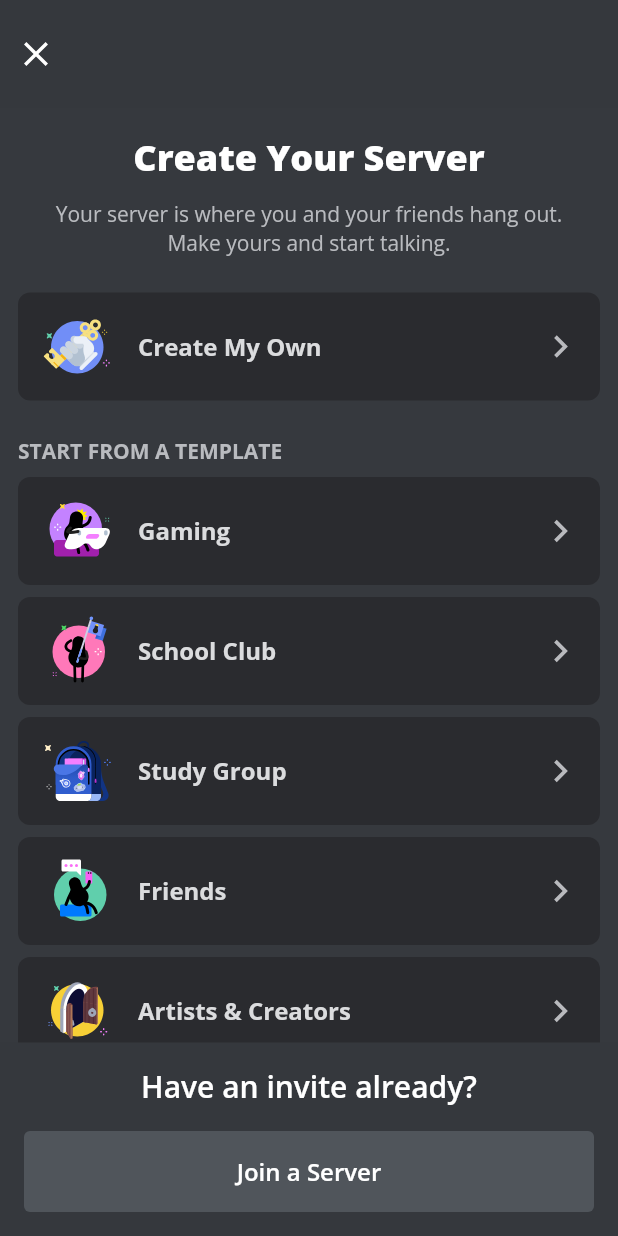
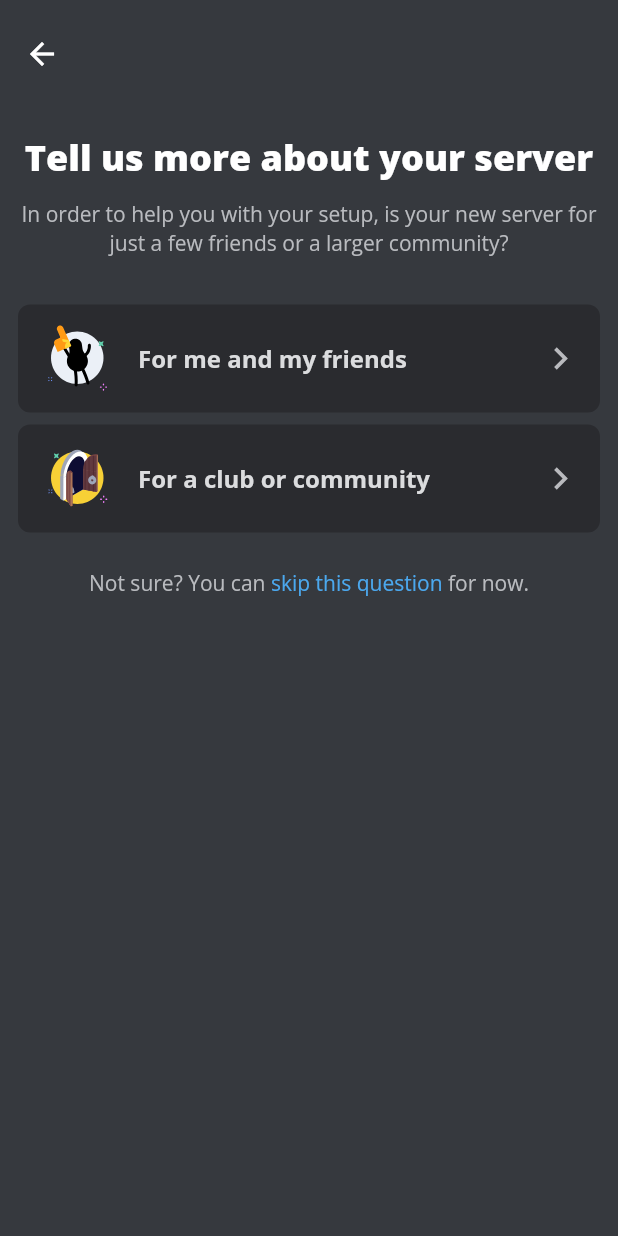
Before and after one commit to trenomlabs/discord-create-server-ui, a Flutter app: the screen it shows after launch, after a tap on "Create My Own", on a phone screen of 412 x 824 dp. Run offline on Flutter 3.47's test engine with Material 2 defaults, Android fonts, the phone set to English and light mode, and no system bars; our stand-ins replace flutter_svg, google_fonts.

Commit message:
add new page

```diff
--- a/lib/pages/server.dart
+++ b/lib/pages/server.dart
@@ -1,3 +1,4 @@
+import 'package:discord_create_server/pages/server_2.dart';
 import 'package:flutter/material.dart';
 import 'package:flutter_svg/flutter_svg.dart';
 import 'package:google_fonts/google_fonts.dart';
@@ -198,6 +199,11 @@ class _CreateServerState extends State<CreateServer> {
                         const SizedBox(
                           height: 8,
                         ),
+                        buildListTile("Local Community",
+                            'assets/images/local-community.svg'),
+                        const SizedBox(
+                          height: 8,
+                        ),
                       ],
                     ),
                   ),
@@ -210,9 +216,31 @@ class _CreateServerState extends State<CreateServer> {
     );
   }
 
+  Route _nextPage() {
+    return PageRouteBuilder(
+      pageBuilder: (context, animation, secondaryAnimation) =>
+          const CreateServer2(),
+      transitionsBuilder: (context, animation, secondaryAnimation, child) {
+        const begin = Offset(1, 0);
+        const end = Offset.zero;
+        const curve = Curves.ease;
+
+        var tween =
+            Tween(begin: begin, end: end).chain(CurveTween(curve: curve));
+
+        return SlideTransition(
+          position: animation.drive(tween),
+          child: child,
+        );
+      },
+    );
+  }
+
   ListTile buildListTile(String title, String svgPath) {
     return ListTile(
-      onTap: () {},
+      onTap: () {
+        Navigator.of(context).push(_nextPage());
+      },
       leading: SvgPicture.asset(
         svgPath,
       ),
--- /dev/null
+++ b/lib/pages/server_2.dart
@@ -0,0 +1,155 @@
+import 'package:flutter/gestures.dart';
+import 'package:flutter/material.dart';
+import 'package:flutter_svg/svg.dart';
+import 'package:google_fonts/google_fonts.dart';
+
+class CreateServer2 extends StatefulWidget {
+  const CreateServer2({super.key});
+
+  @override
+  State<CreateServer2> createState() => _CreateServer2State();
+}
+
+class _CreateServer2State extends State<CreateServer2> {
+  late TapGestureRecognizer tapGestureRecognizer;
+  @override
+  void initState() {
+    super.initState();
+
+    tapGestureRecognizer = TapGestureRecognizer()..onTap = () {};
+  }
+
+  @override
+  void dispose() {
+    super.dispose();
+    tapGestureRecognizer.dispose();
+  }
+
+  @override
+  Widget build(BuildContext context) {
+    return Theme(
+      data: ThemeData(
+        splashColor: Colors.transparent,
+        highlightColor: Colors.transparent,
+      ),
+      child: Scaffold(
+        backgroundColor: const Color(0xFF36393e),
+        appBar: AppBar(
+          toolbarHeight: 72,
+          backgroundColor: const Color(0xFF36393e),
+          elevation: 0,
+          scrolledUnderElevation: 0,
+        ),
+        body: Padding(
+          padding: const EdgeInsets.all(12),
+          child: Column(
+            children: [
+              const SizedBox(
+                height: 4,
+              ),
+              Text(
+                "Tell us more about your server",
+                style: GoogleFonts.openSans(
+                  color: Colors.white,
+                  fontSize: 24,
+                  fontWeight: FontWeight.w800,
+                ),
+                textAlign: TextAlign.center,
+              ),
+              const SizedBox(
+                height: 12,
+              ),
+              Text(
+                "In order to help you with your setup, is your new server for just a few friends or a larger community?",
+                style: GoogleFonts.openSans(
+                  color: const Color(0xFFb9bbbf),
+                  fontSize: 14,
+                ),
+                textAlign: TextAlign.center,
+              ),
+              const SizedBox(
+                height: 32,
+              ),
+              Theme(
+                data: ThemeData(
+                  highlightColor: Colors.transparent,
+                  splashColor: const Color.fromARGB(255, 69, 71, 76),
+                  splashFactory: InkRipple.splashFactory,
+                ),
+                child: ListTileTheme(
+                  shape: RoundedRectangleBorder(
+                    borderRadius: BorderRadius.circular(8),
+                  ),
+                  contentPadding: const EdgeInsets.symmetric(
+                    horizontal: 16,
+                    vertical: 8,
+                  ),
+                  tileColor: const Color(0xFF2a2b2f),
+                  child: Column(
+                    crossAxisAlignment: CrossAxisAlignment.start,
+                    children: [
+                      buildListTile("For me and my friends",
+                          'assets/images/local-community.svg'),
+                      const SizedBox(
+                        height: 8,
+                      ),
+                      buildListTile("For a club or community",
+                          'assets/images/artists-creators.svg'),
+                    ],
+                  ),
+                ),
+              ),
+              const SizedBox(
+                height: 24,
+              ),
+              RichText(
+                text: TextSpan(
+                  style: GoogleFonts.openSans(
+                    color: const Color(0xFFb9bbbf),
+                    fontSize: 14,
+                  ),
+                  children: [
+                    const TextSpan(text: "Not sure? You can "),
+                    TextSpan(
+                      text: "skip this question ",
+                      style: GoogleFonts.openSans(
+                        color: const Color(0xFF4ba8ee),
+                      ),
+                      recognizer: tapGestureRecognizer,
+                    ),
+                    const TextSpan(text: "for now."),
+                  ],
+                ),
+              )
+            ],
+          ),
+        ),
+      ),
+    );
+  }
+
+  ListTile buildListTile(String title, String svgPath) {
+    return ListTile(
+      onTap: () {},
+      leading: SvgPicture.asset(
+        svgPath,
+      ),
+      minLeadingWidth: 48,
+      title: Text(
+        title,
+        style: GoogleFonts.openSans(
+          color: const Color(0xFFdbdcde),
+          fontSize: 16,
+          fontWeight: FontWeight.w700,
+        ),
+      ),
+      trailing: SvgPicture.asset(
+        'assets/images/chevron-right.svg',
+        colorFilter: const ColorFilter.mode(
+          Color(0xFFb9babe),
+          BlendMode.srcIn,
+        ),
+      ),
+    );
+  }
+}
```
Also changed, not shown: assets/images/arrow-left.svg (added).
